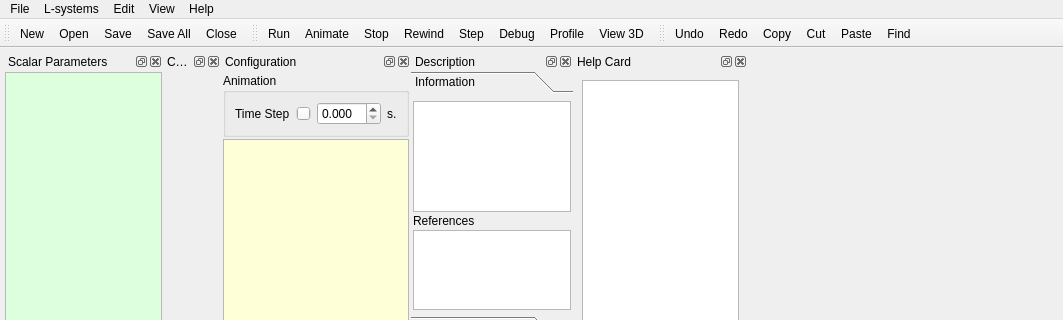
First picture: the form in src/openalea/lpy/gui/lpymainwindow.ui, repository openalea/lpy, before the edit; both pictures show x 0 to 1063 and y 0 to 320 of the 1063 by 622 pixel window.
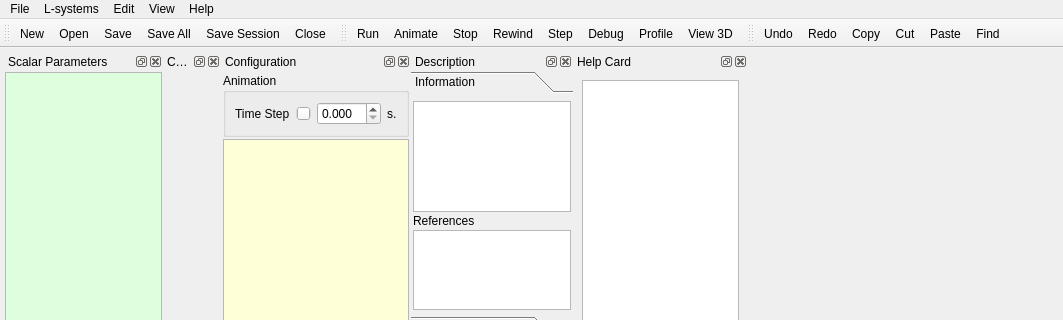
Second picture: the form after the edit. Icons and pictures are not drawn. Custom widgets are drawn as their Qt base class.

Commit message: add actionSaveSession (crashed). add build script

The edit to the form file:
```diff
--- a/src/openalea/lpy/gui/lpymainwindow.ui
+++ b/src/openalea/lpy/gui/lpymainwindow.ui
@@ -1197,6 +1197,7 @@
    <addaction name="actionOpen"/>
    <addaction name="actionSave"/>
    <addaction name="actionSaveAll"/>
+   <addaction name="actionSaveSession"/>
    <addaction name="actionClose"/>
   </widget>
   <widget class="QToolBar" name="LsytemBar">
```
Left out of the diff: 10 changed lines with no effect on the pictures. The commit also changes 2 other files.
